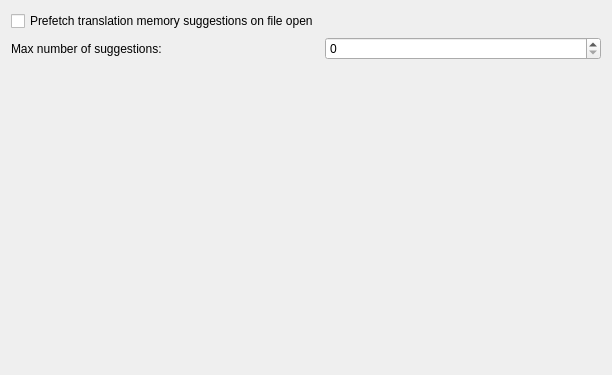
Qt form src/prefs/prefs_misc.ui (KDE/lokalize) before a commit.
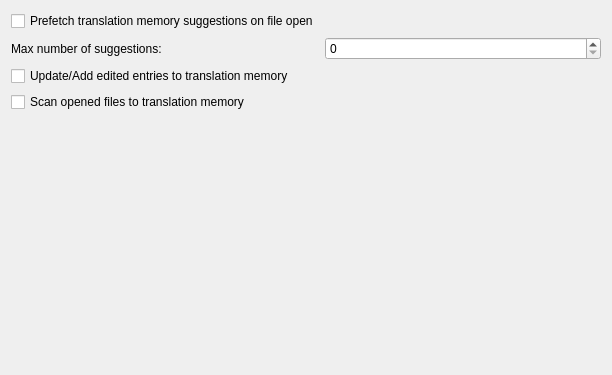
The same form after that commit.

Commit message: -autoadd edited entries to translation memory (or update their translation in TM -- if their old translations were already there) -start Fuzzy->Approved terminology transition, use approved-stamp icon for the action ('thank you' goes to http://openclipart.org/SOMbanners/files/molumen/636) -fix silly bug introduced during refactoring ('fuzzy' is '!approved') -fix searching behaviour issue (repeating of F3 after making changes to the entry now starts from the very beginning of the entry) -fix empty 'Configure toolbars...' issue -reorganize documentation

Diff of the .ui file:
```diff
--- a/src/prefs/prefs_misc.ui
+++ b/src/prefs/prefs_misc.ui
@@ -71,6 +71,20 @@
      </property>
     </widget>
    </item>
+   <item row="2" column="0" >
+    <widget class="QCheckBox" name="kcfg_AutoaddTM" >
+     <property name="text" >
+      <string>Update/Add edited entries to translation memory</string>
+     </property>
+    </widget>
+   </item>
+   <item row="3" column="0" >
+    <widget class="QCheckBox" name="kcfg_ScanToTMOnOpen" >
+     <property name="text" >
+      <string>Scan opened files to translation memory</string>
+     </property>
+    </widget>
+   </item>
   </layout>
  </widget>
  <layoutdefault spacing="6" margin="11" />
```
The commit also changes 46 other files.
